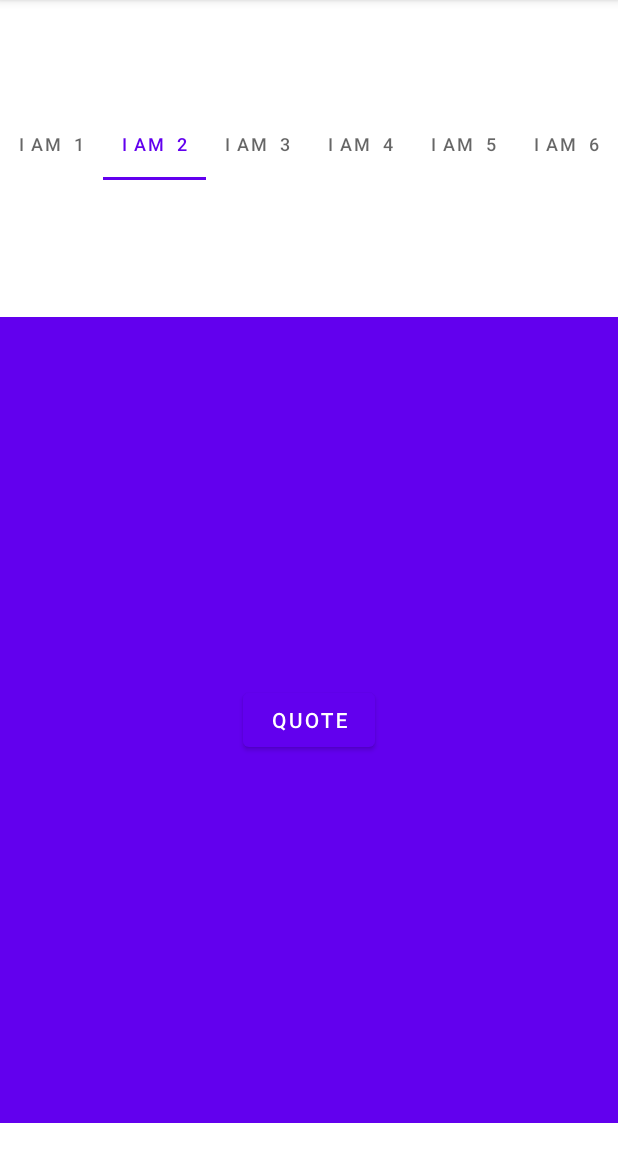
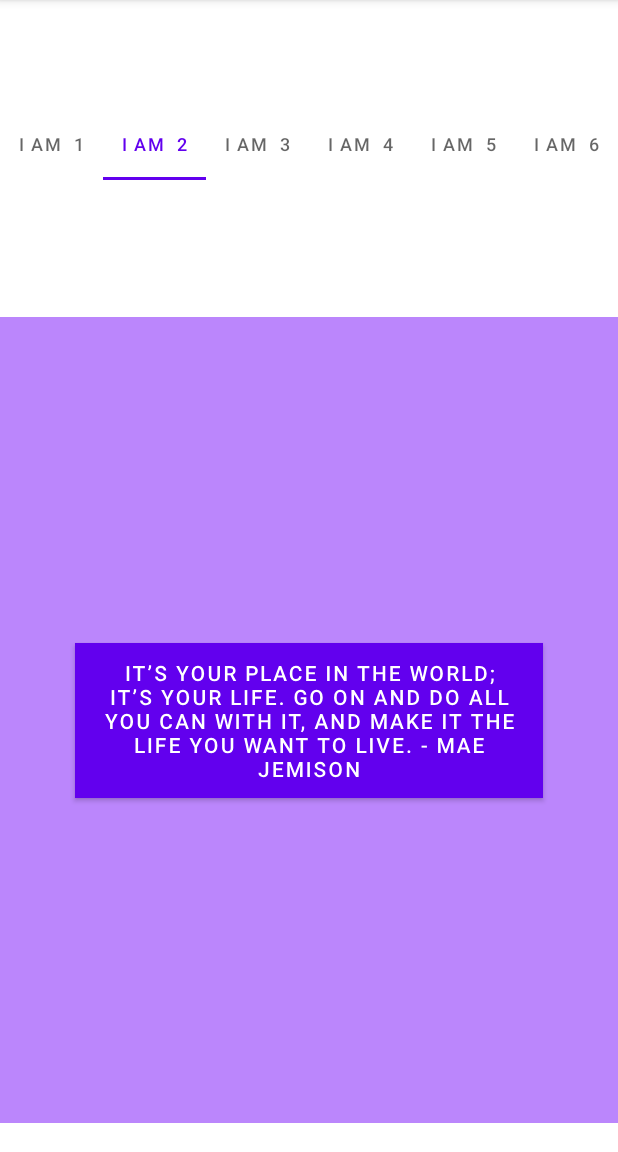
Before and after one commit to davidjagga/Lab06, an Android app: the screen it shows after launch (MainActivity), tab 2 chosen, on a phone screen of 412 x 824 dp, the part 84-1236 px from its top. Run offline under Robolectric (Android 15) with nearby library versions, the phone set to English and light mode, and no system bars.

Commit message:
finsihed app

```diff
--- a/app/src/main/java/com/jaggadavid/lab06/MainActivity.java
+++ b/app/src/main/java/com/jaggadavid/lab06/MainActivity.java
@@ -8,6 +8,7 @@ import androidx.recyclerview.widget.RecyclerView;
 import androidx.viewpager2.adapter.FragmentStateAdapter;
 import androidx.viewpager2.widget.ViewPager2;
 
+import android.annotation.SuppressLint;
 import android.content.res.TypedArray;
 import android.media.MediaPlayer;
 import android.os.Bundle;
@@ -60,12 +61,13 @@ public class MainActivity extends AppCompatActivity {
             }
         });
     }
+    @SuppressLint("SetTextI18n")
     public void playQuote(View view) {
         TypedArray arrayOfQuotes = getResources().obtainTypedArray(R.array.quotes);
         Log.i("Button", (arrayOfQuotes.getResourceId(10, -1)+"")+"got click");
         //mediaPlayer.start();
 
-        ((Button) view).setText(arrayOfQuotes.getResourceId(quoteNum, -1)+"");
+        ((Button) view).setText(arrayOfQuotes.getString(quoteNum)+"");
         quoteNum = (quoteNum == 103) ? 0 : quoteNum+1;
     }
 
@@ -93,11 +95,12 @@ public class MainActivity extends AppCompatActivity {
 
         @Override
         public void transformPage(@NonNull View page, float position) {
-
+            mediaPlayer.release();
             Log.i("soundPlayed", "hello");
             int random_int = (int)Math.floor(Math.random()*(soundArray.size()));
             mediaPlayer = MediaPlayer.create(getApplicationContext(), soundArray.get(random_int));
             mediaPlayer.start();
+
 
             page.setTranslationX(-position * page.getWidth());
             page.setCameraDistance(12000);
--- a/app/src/main/java/com/jaggadavid/lab06/MainFragment.java
+++ b/app/src/main/java/com/jaggadavid/lab06/MainFragment.java
@@ -1,7 +1,10 @@
 package com.jaggadavid.lab06;
 
+import android.annotation.SuppressLint;
+import android.content.res.TypedArray;
 import android.media.MediaPlayer;
 import android.os.Bundle;
+import android.util.Log;
 import android.view.LayoutInflater;
 import android.view.View;
 import android.view.ViewGroup;
@@ -48,6 +51,19 @@ public class MainFragment extends Fragment {
                 (tab, position) -> tab.setText("I am  " + (position + 1))
         ).attach();
         Button mButton  = view.findViewById(R.id.pressme);
+        playQuote(mButton);
 
     }
+
+    @SuppressLint("SetTextI18n")
+    public void playQuote(View view) {
+        TypedArray arrayOfQuotes = getResources().obtainTypedArray(R.array.quotes);
+        //Log.i("Button", (arrayOfQuotes.getResourceId(10, -1)+"")+"got click");
+        //mediaPlayer.start();
+
+        int random_int = (int)Math.floor(Math.random()*(arrayOfQuotes.length()));
+        ((Button) view).setText(arrayOfQuotes.getString(random_int)+"");
+
+    }
+
 }
--- a/app/src/main/res/layout/fragment_main.xml
+++ b/app/src/main/res/layout/fragment_main.xml
@@ -3,17 +3,20 @@
     android:layout_width="match_parent"
     android:layout_height="match_parent"
     xmlns:app="http://schemas.android.com/apk/res-auto"
-    android:background="@color/purple_500">
+    android:background="@color/purple_200">
     <Button
-        android:layout_width="wrap_content"
+        android:layout_width="match_parent"
         android:layout_height="wrap_content"
         android:id="@+id/pressme"
+        android:background="@color/white"
+        android:textColor="@color/white"
         app:layout_constraintTop_toTopOf="parent"
         app:layout_constraintBottom_toBottomOf="parent"
         app:layout_constraintRight_toRightOf="parent"
         app:layout_constraintLeft_toLeftOf="parent"
         android:onClick="playQuote"
-        android:text="Quote"
+        android:text="@string/quote"
+        android:layout_margin="50dp"
         />
 
 </androidx.constraintlayout.widget.ConstraintLayout>
--- a/app/src/main/res/values/arrays.xml
+++ b/app/src/main/res/values/arrays.xml
@@ -1,6 +1,12 @@
 <?xml version="1.0" encoding="utf-8"?>
 <resources>
   <string-array name="quotes">
+    <item>"Yeet and Delete - David"</item>
+    <item>"To eat is to live, to live to grow, to grow to age, to age is to die, but food is food. - David"</item>
+    <item>"JAWAND - Jawand"</item>
+    <item>"SUUUUUUUUUS?!?!?!? - Sai"</item>
+    <item>"You can get away with not knowing someone's name for a surprisingly long time - Jawand"</item>
+    <item>"the zucc knows all - anonymous"</item>
     <item>"Life isn’t about getting and having, it’s about giving and being. - Kevin Kruse"</item>
     <item>"Whatever the mind of man can conceive and believe, it can achieve. - Napoleon Hill"</item>
     <item>"Strive not to be a success, but rather to be of value. - Albert Einstein"</item>
--- a/app/src/main/res/values/strings.xml
+++ b/app/src/main/res/values/strings.xml
@@ -1,3 +1,4 @@
 <resources>
     <string name="app_name">Lab06</string>
+    <string name="quote">Quote</string>
 </resources>
```
